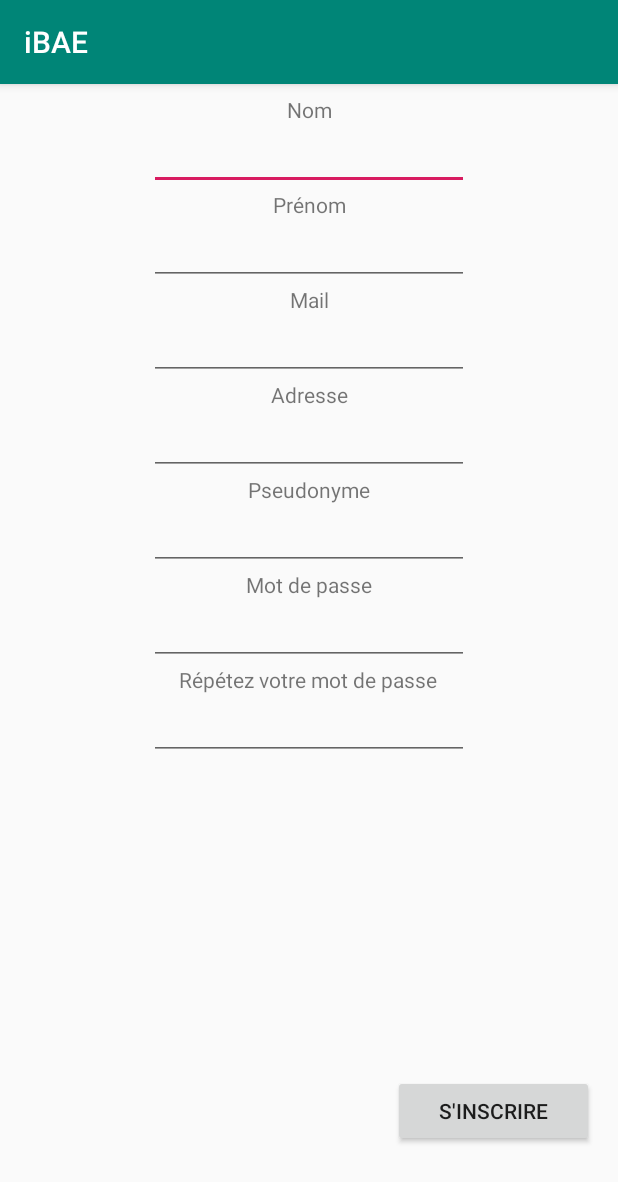
After one commit to FarahonKhwaja/eBay-2.0, an Android app: the InscriptionActivity screen opened directly, with no data from a screen before it, on a phone screen of 412 x 824 dp. The commit adds this screen. Shown: the top 1182 px of the screen. Run offline under Robolectric (Android 15) with nearby library versions, the phone set to English and light mode, and no system bars.

Commit message:
Création activité inscription Création de l'activité inscription Ajout des chaînes dans strings.xml

```diff
--- a/iBAE/app/src/main/AndroidManifest.xml
+++ b/iBAE/app/src/main/AndroidManifest.xml
@@ -19,6 +19,7 @@
         <activity
             android:name=".MainActivity"
             android:label="@string/title_activity_main" />
+        <activity android:name=".InscriptionActivity"></activity>
     </application>
 
 </manifest>
--- /dev/null
+++ b/iBAE/app/src/main/java/fr/toulouse/miage/ibae/InscriptionActivity.java
@@ -0,0 +1,107 @@
+package fr.toulouse.miage.ibae;
+
+import android.os.Bundle;
+import android.support.v7.app.AppCompatActivity;
+import android.view.View;
+import android.widget.EditText;
+import android.widget.Toast;
+
+import org.apache.http.entity.*;
+import org.json.JSONException;
+import org.json.JSONObject;
+
+import java.net.HttpURLConnection;
+import java.net.URL;
+import java.util.logging.Level;
+import java.util.logging.Logger;
+
+
+public class InscriptionActivity extends AppCompatActivity {
+
+    private EditText nom, prenom, mail, adresse, username, password1, password2;
+    @Override
+    protected void onCreate(Bundle savedInstanceState) {
+        super.onCreate(savedInstanceState);
+        setContentView(R.layout.activity_inscription);
+        nom = findViewById(R.id.et_nom);
+        prenom = findViewById(R.id.et_prenom);
+        mail = findViewById(R.id.et_mail);
+        adresse = findViewById(R.id.et_postal);
+        username = findViewById(R.id.et_pseudo);
+        password1 = findViewById(R.id.et_pass1);
+        password2 = findViewById(R.id.et_pass2);
+
+        /*mail.addTextChangedListener(new TextWatcher() {
+            @Override
+            public void onTextChanged(CharSequence s, int start, int before, int count) {
+                // TODO Auto-generated method stub
+            }
+
+            @Override
+            public void beforeTextChanged(CharSequence s, int start, int count, int after) {
+
+                // TODO Auto-generated method stub
+            }
+
+            @Override
+            public void afterTextChanged(Editable s) {
+                // TODO Auto-generated method stub
+                if (!s.toString().contains(".") || !s.toString().contains("@")) {
+                    Toast.makeText(InscriptionActivity.this, "Adresse mail invalide", Toast.LENGTH_SHORT).show();
+                }
+            }
+        });*/
+    }
+
+    protected void onClickInscription(View v){
+        boolean ok = true;
+        Logger.getAnonymousLogger().log(Level.INFO, "OnClickInscription : " + nom.getText().toString());
+        if(nom.getText().toString().equals(null) || prenom.getText().toString().equals(null) || mail.getText().toString().equals(null) ||
+                username.getText().toString().equals(null) || password1.getText().toString().equals(null) || password2.getText().toString().equals(null))
+        {
+            //un des champs est vide
+            Toast.makeText(this, "Un des champs est incorrect", Toast.LENGTH_SHORT).show();
+            ok = false;
+        }
+        if(nom.getText().toString().equals("") || prenom.getText().toString().equals("") || mail.getText().toString().equals("") ||
+                username.getText().toString().equals("") || password1.getText().toString().equals("") || password2.getText().toString().equals(""))
+        {
+            //un des champs est vide
+            Toast.makeText(this, "Un des champs est vide", Toast.LENGTH_SHORT).show();
+            ok = false;
+        }
+
+        if(ok){
+            JSONObject utilisateur = writeJSON();
+
+            try {
+                URL url = new URL("http://localhost:8080/users");
+                HttpURLConnection conn = (HttpURLConnection) url.openConnection();
+                conn.setDoOutput(true);
+                conn.setRequestMethod("POST");
+                conn.setRequestProperty("Content-Type", "application/json");
+            }
+            catch(Exception e)
+            {
+                Logger.getAnonymousLogger().log(Level.SEVERE, e.getMessage());
+            }
+
+        }
+    }
+    protected JSONObject writeJSON(){
+        JSONObject inscrit = new JSONObject();
+        try {
+            inscrit.put("nom", nom.getText().toString());
+            inscrit.put("prenom", prenom.getText().toString());
+            inscrit.put("mail", mail.getText().toString());
+            inscrit.put("username", username.getText().toString());
+            inscrit.put("pwd", password1.getText().toString());
+            inscrit.put("adresse", adresse.getText().toString());
+        }
+        catch(JSONException e)
+        {
+            Logger.getAnonymousLogger().log(Level.SEVERE, "Erreur JSON Exception");
+        }
+        return inscrit;
+    }
+}
--- /dev/null
+++ b/iBAE/app/src/main/res/layout/activity_inscription.xml
@@ -0,0 +1,162 @@
+<?xml version="1.0" encoding="utf-8"?>
+<android.support.constraint.ConstraintLayout xmlns:android="http://schemas.android.com/apk/res/android"
+    xmlns:app="http://schemas.android.com/apk/res-auto"
+    xmlns:tools="http://schemas.android.com/tools"
+    android:layout_width="match_parent"
+    android:layout_height="match_parent"
+    tools:context=".InscriptionActivity"
+    tools:layout_editor_absoluteY="81dp">
+
+    <TextView
+        android:id="@+id/tv_nom"
+        android:layout_width="wrap_content"
+        android:layout_height="wrap_content"
+        android:layout_marginTop="7dp"
+        android:layout_marginEnd="9dp"
+        android:text="Nom"
+        app:layout_constraintEnd_toEndOf="@+id/tv_prenom"
+        app:layout_constraintTop_toTopOf="parent" />
+
+    <EditText
+        android:id="@+id/et_nom"
+        android:layout_width="wrap_content"
+        android:layout_height="wrap_content"
+        android:layout_marginTop="18dp"
+        android:ems="10"
+        android:inputType="textPersonName"
+        app:layout_constraintEnd_toEndOf="parent"
+        app:layout_constraintStart_toStartOf="parent"
+        app:layout_constraintTop_toTopOf="@+id/tv_nom" />
+
+    <TextView
+        android:id="@+id/tv_prenom"
+        android:layout_width="wrap_content"
+        android:layout_height="wrap_content"
+        android:text="Prénom"
+        app:layout_constraintEnd_toEndOf="parent"
+        app:layout_constraintStart_toStartOf="parent"
+        app:layout_constraintTop_toBottomOf="@+id/et_nom" />
+
+    <EditText
+        android:id="@+id/et_prenom"
+        android:layout_width="wrap_content"
+        android:layout_height="wrap_content"
+        android:layout_marginTop="18dp"
+        android:ems="10"
+        android:inputType="textPersonName"
+        app:layout_constraintStart_toStartOf="@+id/et_nom"
+        app:layout_constraintTop_toTopOf="@+id/tv_prenom" />
+
+    <TextView
+        android:id="@+id/tv_mail"
+        android:layout_width="wrap_content"
+        android:layout_height="wrap_content"
+        android:layout_marginStart="11dp"
+        android:layout_marginTop="45dp"
+        android:text="Mail"
+        app:layout_constraintStart_toStartOf="@+id/tv_prenom"
+        app:layout_constraintTop_toTopOf="@+id/et_prenom" />
+
+    <TextView
+        android:id="@+id/tv_username"
+        android:layout_width="wrap_content"
+        android:layout_height="wrap_content"
+        android:layout_marginTop="45dp"
+        android:text="Pseudonyme"
+        app:layout_constraintEnd_toEndOf="parent"
+        app:layout_constraintStart_toStartOf="parent"
+        app:layout_constraintTop_toTopOf="@+id/et_postal" />
+
+    <EditText
+        android:id="@+id/et_pseudo"
+        android:layout_width="wrap_content"
+        android:layout_height="wrap_content"
+        android:layout_marginTop="18dp"
+        android:ems="10"
+        android:inputType="textPersonName"
+        app:layout_constraintStart_toStartOf="@+id/et_postal"
+        app:layout_constraintTop_toTopOf="@+id/tv_username" />
+
+    <TextView
+        android:id="@+id/tv_addr"
+        android:layout_width="wrap_content"
+        android:layout_height="wrap_content"
+        android:layout_marginTop="45dp"
+        android:text="Adresse"
+        android:textAlignment="center"
+        app:layout_constraintEnd_toEndOf="@+id/et_mail"
+        app:layout_constraintStart_toStartOf="@+id/et_mail"
+        app:layout_constraintTop_toTopOf="@+id/et_mail" />
+
+    <EditText
+        android:id="@+id/et_mail"
+        android:layout_width="wrap_content"
+        android:layout_height="wrap_content"
+        android:layout_marginTop="18dp"
+        android:ems="10"
+        android:inputType="textEmailAddress"
+
+        app:layout_constraintStart_toStartOf="@+id/et_prenom"
+        app:layout_constraintTop_toTopOf="@+id/tv_mail" />
+
+    <EditText
+        android:id="@+id/et_postal"
+        android:layout_width="wrap_content"
+        android:layout_height="wrap_content"
+        android:layout_marginTop="18dp"
+        android:ems="10"
+        android:inputType="textPostalAddress"
+        app:layout_constraintStart_toStartOf="@+id/et_mail"
+        app:layout_constraintTop_toTopOf="@+id/tv_addr" />
+
+    <TextView
+        android:id="@+id/tv_pass1"
+        android:layout_width="wrap_content"
+        android:layout_height="wrap_content"
+        android:text="Mot de passe"
+        app:layout_constraintEnd_toEndOf="@+id/et_pseudo"
+        app:layout_constraintStart_toStartOf="@+id/et_pseudo"
+        app:layout_constraintTop_toBottomOf="@+id/et_pseudo" />
+
+    <EditText
+        android:id="@+id/et_pass1"
+        android:layout_width="wrap_content"
+        android:layout_height="wrap_content"
+        android:layout_marginTop="18dp"
+        android:ems="10"
+        android:inputType="textPassword"
+        app:layout_constraintStart_toStartOf="@+id/et_pass2"
+        app:layout_constraintTop_toTopOf="@+id/tv_pass1" />
+
+    <TextView
+        android:id="@+id/tv_pass2"
+        android:layout_width="wrap_content"
+        android:layout_height="wrap_content"
+        android:layout_marginStart="20dp"
+        android:layout_marginTop="45dp"
+        android:text="@string/repeter_mdp"
+        app:layout_constraintStart_toStartOf="@+id/et_pass2"
+        app:layout_constraintTop_toTopOf="@+id/et_pass1" />
+
+    <EditText
+        android:id="@+id/et_pass2"
+        android:layout_width="wrap_content"
+        android:layout_height="wrap_content"
+        android:layout_marginTop="18dp"
+        android:ems="10"
+        android:inputType="textPassword"
+        app:layout_constraintEnd_toEndOf="parent"
+        app:layout_constraintStart_toStartOf="parent"
+        app:layout_constraintTop_toTopOf="@+id/tv_pass2" />
+
+    <Button
+        android:id="@+id/bt_inscription"
+        android:layout_width="134dp"
+        android:layout_height="wrap_content"
+        android:layout_marginEnd="16dp"
+        android:layout_marginBottom="59dp"
+        android:onClick="onClickInscription"
+        android:text="@string/s_inscrire"
+        app:layout_constraintBottom_toBottomOf="parent"
+        app:layout_constraintEnd_toEndOf="parent" />
+</android.support.constraint.ConstraintLayout>
--- a/iBAE/app/src/main/res/values/strings.xml
+++ b/iBAE/app/src/main/res/values/strings.xml
@@ -4,4 +4,6 @@
     <string name="title_home">Accueil</string>
     <string name="title_dashboard">Vendre</string>
     <string name="title_notifications">Profil</string>
+    <string name="s_inscrire">S\'inscrire</string>
+    <string name="repeter_mdp">Répétez votre mot de passe</string>
 </resources>
```
